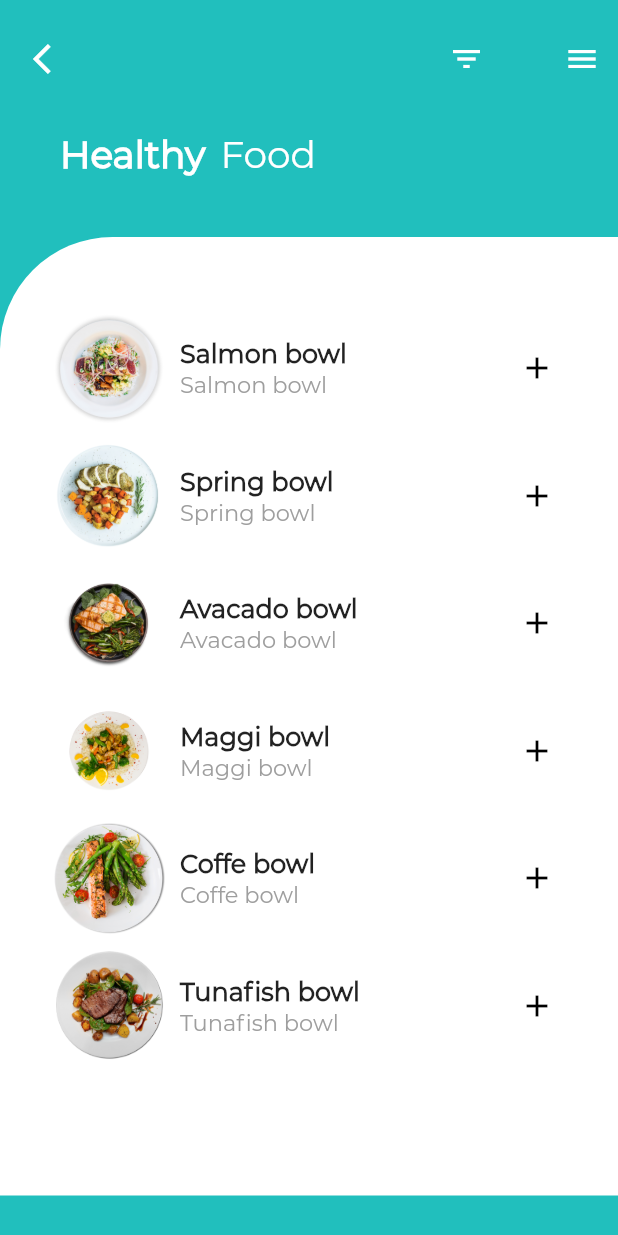
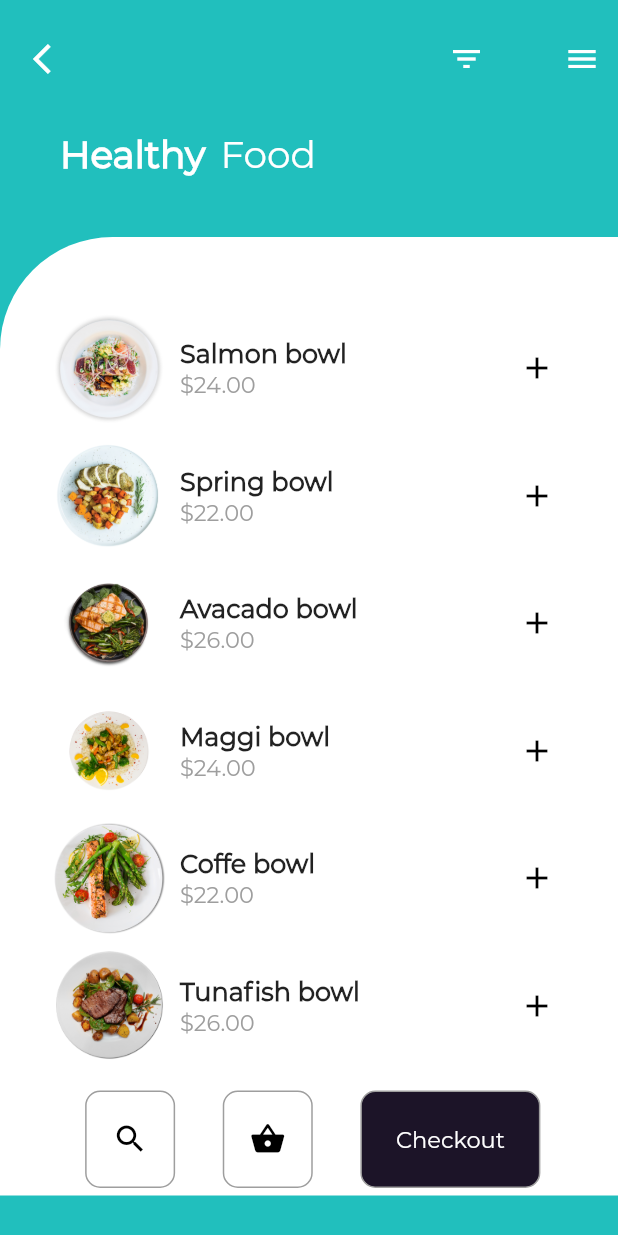
Before and after one commit to ShivamGoyal26/Firebase_Auth-Flutter-, a Flutter app: the screen it shows after launch, on a phone screen of 412 x 824 dp. Run offline on Flutter 3.47's test engine with Material 2 defaults, Android fonts, the phone set to English and light mode, and no system bars; project files that could hold a hidden picture were left out.

Commit message:
7th commit

```diff
--- a/lib/main.dart
+++ b/lib/main.dart
@@ -126,6 +126,58 @@ class _MyHomePageState extends State<MyHomePage> {
                       ),
                     ),
                   ),
+                  SizedBox(height: 5,),
+                  Row(
+                    mainAxisAlignment: MainAxisAlignment.spaceEvenly,
+                    children: <Widget>[
+                      Container(
+                        height: 65.0,
+                        width: 60.0,
+                        decoration: BoxDecoration(
+                          border: Border.all(
+                              color: Colors.grey,
+                              style: BorderStyle.solid,
+                              width: 1.0),
+                          borderRadius: BorderRadius.circular(10.0),
+                        ),
+                        child: Center(
+                          child: Icon(Icons.search, color: Colors.black),
+                        ),
+                      ),
+                      Container(
+                        height: 65.0,
+                        width: 60.0,
+                        decoration: BoxDecoration(
+                          border: Border.all(
+                              color: Colors.grey,
+                              style: BorderStyle.solid,
+                              width: 1.0),
+                          borderRadius: BorderRadius.circular(10.0),
+                        ),
+                        child: Center(
+                          child:
+                              Icon(Icons.shopping_basket, color: Colors.black),
+                        ),
+                      ),
+                      Container(
+                        height: 65.0,
+                        width: 120.0,
+                        decoration: BoxDecoration(
+                            border: Border.all(
+                                color: Colors.grey,
+                                style: BorderStyle.solid,
+                                width: 1.0),
+                            borderRadius: BorderRadius.circular(10.0),
+                            color: Color(0xFF1C1428)),
+                        child: Center(
+                            child: Text('Checkout',
+                                style: TextStyle(
+                                    fontFamily: 'Montserrat',
+                                    color: Colors.white,
+                                    fontSize: 15.0))),
+                      )
+                    ],
+                  )
                 ],
               ),
             ),
@@ -168,7 +220,7 @@ Widget _buildFoodItem(String imgpath, String foodName, String price) {
                           fontWeight: FontWeight.bold),
                     ),
                     Text(
-                      foodName,
+                      price,
                       style: TextStyle(
                         fontFamily: 'Montserrat',
                         fontSize: 15.0,
```
